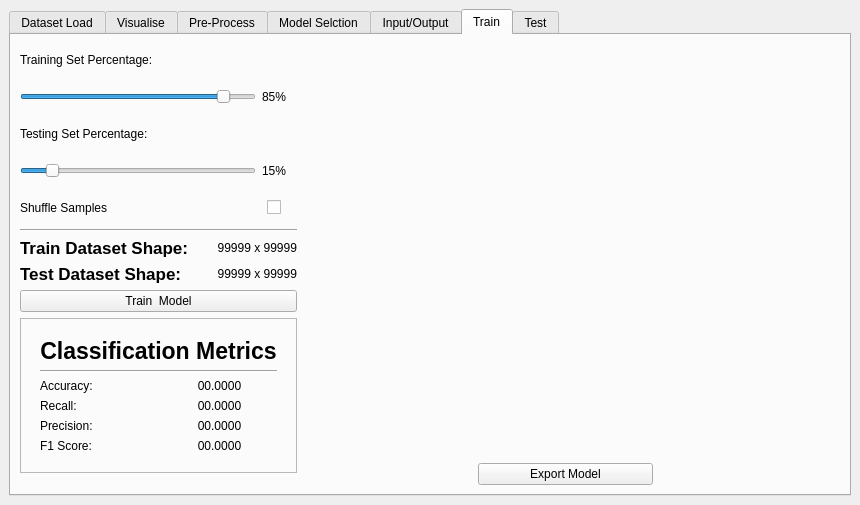
Old version of the form resources/ui/ml_gui.ui in the repository matheusft/modelling_ml.
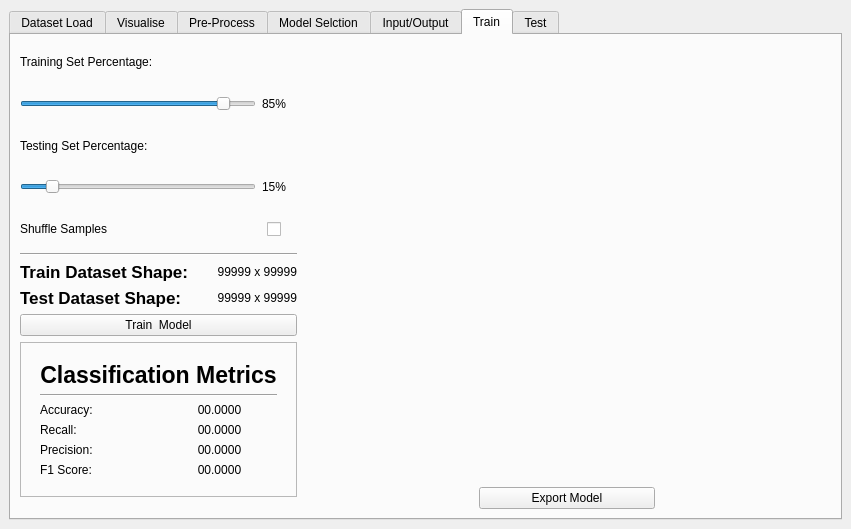
New version of the form. The open tabs and pages were chosen to show the change. Custom widgets are drawn as their Qt base class.

Patch:
```diff
--- a/resources/ui/ml_gui.ui
+++ b/resources/ui/ml_gui.ui
@@ -6,8 +6,8 @@
    <rect>
     <x>0</x>
     <y>0</y>
-    <width>860</width>
-    <height>505</height>
+    <width>851</width>
+    <height>529</height>
    </rect>
   </property>
   <property name="sizePolicy">
@@ -20,7 +20,7 @@
    <string>MainWindow</string>
   </property>
   <widget class="QWidget" name="centralwidget">
-   <layout class="QGridLayout" name="gridLayout_12">
+   <layout class="QGridLayout" name="gridLayout_9">
     <item row="0" column="0">
      <widget class="QTabWidget" name="tabs_widget">
       <property name="sizePolicy">
@@ -2941,12 +2941,53 @@
         <string>Train</string>
        </attribute>
        <layout class="QGridLayout" name="gridLayout_13">
-        <item row="0" column="0">
-         <layout class="QHBoxLayout" name="horizontalLayout_36">
-          <property name="rightMargin">
-           <number>12</number>
-          </property>
+        <item row="1" column="1">
+         <layout class="QHBoxLayout" name="horizontalLayout_33">
+          <item>
+           <spacer name="horizontalSpacer_16">
+            <property name="orientation">
+             <enum>Qt::Horizontal</enum>
+            </property>
+            <property name="sizeHint" stdset="0">
+             <size>
+              <width>40</width>
+              <height>10</height>
+             </size>
+            </property>
+           </spacer>
+          </item>
           <item>
+           <widget class="QPushButton" name="export_model_pushButton">
+            <property name="sizePolicy">
+             <sizepolicy hsizetype="Expanding" vsizetype="Fixed">
+              <horstretch>0</horstretch>
+              <verstretch>0</verstretch>
+             </sizepolicy>
+            </property>
+            <property name="text">
+             <string>Export Model</string>
+            </property>
+           </widget>
+          </item>
+          <item>
+           <spacer name="horizontalSpacer_15">
+            <property name="orientation">
+             <enum>Qt::Horizontal</enum>
+            </property>
+            <property name="sizeType">
+             <enum>QSizePolicy::Expanding</enum>
+            </property>
+            <property name="sizeHint" stdset="0">
+             <size>
+              <width>40</width>
+              <height>10</height>
+             </size>
+            </property>
+           </spacer>
+          </item>
+         </layout>
+        </item>
+        <item row="0" column="0" rowspan="2">
            <layout class="QVBoxLayout" name="verticalLayout_15">
             <property name="bottomMargin">
              <number>12</number>
@@ -3692,9 +3733,7 @@
             </item>
            </layout>
           </item>
-          <item>
-           <layout class="QVBoxLayout" name="verticalLayout_5">
-            <item>
+        <item row="0" column="1">
              <widget class="MplWidget" name="model_train_widget" native="true">
               <property name="sizePolicy">
                <sizepolicy hsizetype="Expanding" vsizetype="Expanding">
@@ -3711,75 +3750,7 @@
               <property name="autoFillBackground">
                <bool>false</bool>
               </property>
-              <layout class="QGridLayout" name="gridLayout_9" rowstretch="0">
-               <item row="0" column="1">
-                <widget class="QtWaitingSpinner" name="train_results_loading_widget" native="true">
-                 <property name="sizePolicy">
-                  <sizepolicy hsizetype="Preferred" vsizetype="Expanding">
-                   <horstretch>0</horstretch>
-                   <verstretch>0</verstretch>
-                  </sizepolicy>
-                 </property>
-                 <property name="maximumSize">
-                  <size>
-                   <width>16777215</width>
-                   <height>16777215</height>
-                  </size>
-                 </property>
-                </widget>
-               </item>
-              </layout>
-             </widget>
-            </item>
-            <item>
-             <layout class="QHBoxLayout" name="horizontalLayout_33">
-              <item>
-               <spacer name="horizontalSpacer_16">
-                <property name="orientation">
-                 <enum>Qt::Horizontal</enum>
-                </property>
-                <property name="sizeHint" stdset="0">
-                 <size>
-                  <width>40</width>
-                  <height>10</height>
-                 </size>
-                </property>
-               </spacer>
-              </item>
-              <item>
-               <widget class="QPushButton" name="export_model_pushButton">
-                <property name="sizePolicy">
-                 <sizepolicy hsizetype="Expanding" vsizetype="Fixed">
-                  <horstretch>0</horstretch>
-                  <verstretch>0</verstretch>
-                 </sizepolicy>
-                </property>
-                <property name="text">
-                 <string>Export Model</string>
-                </property>
-               </widget>
-              </item>
-              <item>
-               <spacer name="horizontalSpacer_15">
-                <property name="orientation">
-                 <enum>Qt::Horizontal</enum>
-                </property>
-                <property name="sizeType">
-                 <enum>QSizePolicy::Expanding</enum>
-                </property>
-                <property name="sizeHint" stdset="0">
-                 <size>
-                  <width>40</width>
-                  <height>10</height>
-                 </size>
-                </property>
-               </spacer>
-              </item>
-             </layout>
-            </item>
-           </layout>
-          </item>
-         </layout>
+         </widget>
         </item>
        </layout>
       </widget>
@@ -3810,8 +3781,8 @@
    <container>1</container>
   </customwidget>
   <customwidget>
-   <class>QtWaitingSpinner</class>
-   <extends>QWidget</extends>
+   <class>QTableWidget_with_spinner</class>
+   <extends>QTableWidget</extends>
    <header location="global">personalised_widgets</header>
    <container>1</container>
   </customwidget>
```
Left out of the diff: 67 changed lines with no effect on the pictures. Lines whose indentation alone changed are shown as unchanged.
